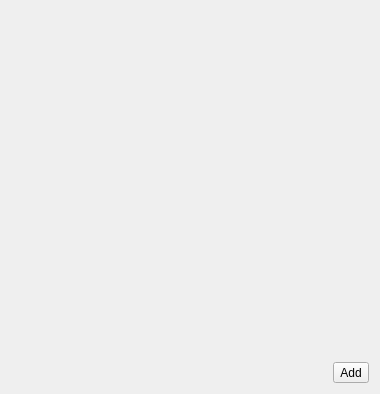
Before: the Qt Designer form interface/sensorwidget.ui in Kuszki/AVR-Monitor, drawn with Qt 5.
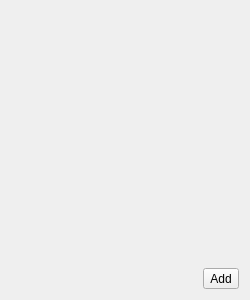
After: the same form once the commit is applied. Icons and pictures are not drawn.

```diff
--- a/interface/sensorwidget.ui
+++ b/interface/sensorwidget.ui
@@ -6,8 +6,8 @@
    <rect>
     <x>0</x>
     <y>0</y>
-    <width>380</width>
-    <height>394</height>
+    <width>250</width>
+    <height>300</height>
    </rect>
   </property>
   <property name="windowTitle">
@@ -24,8 +24,8 @@
      </property>
      <property name="sizeHint" stdset="0">
       <size>
-       <width>20</width>
-       <height>40</height>
+       <width>0</width>
+       <height>0</height>
       </size>
      </property>
     </spacer>
@@ -39,8 +39,8 @@
        </property>
        <property name="sizeHint" stdset="0">
         <size>
-         <width>40</width>
-         <height>20</height>
+         <width>0</width>
+         <height>0</height>
         </size>
        </property>
       </spacer>
```
Left out of the diff: 2 changed lines with no effect on the pictures.
